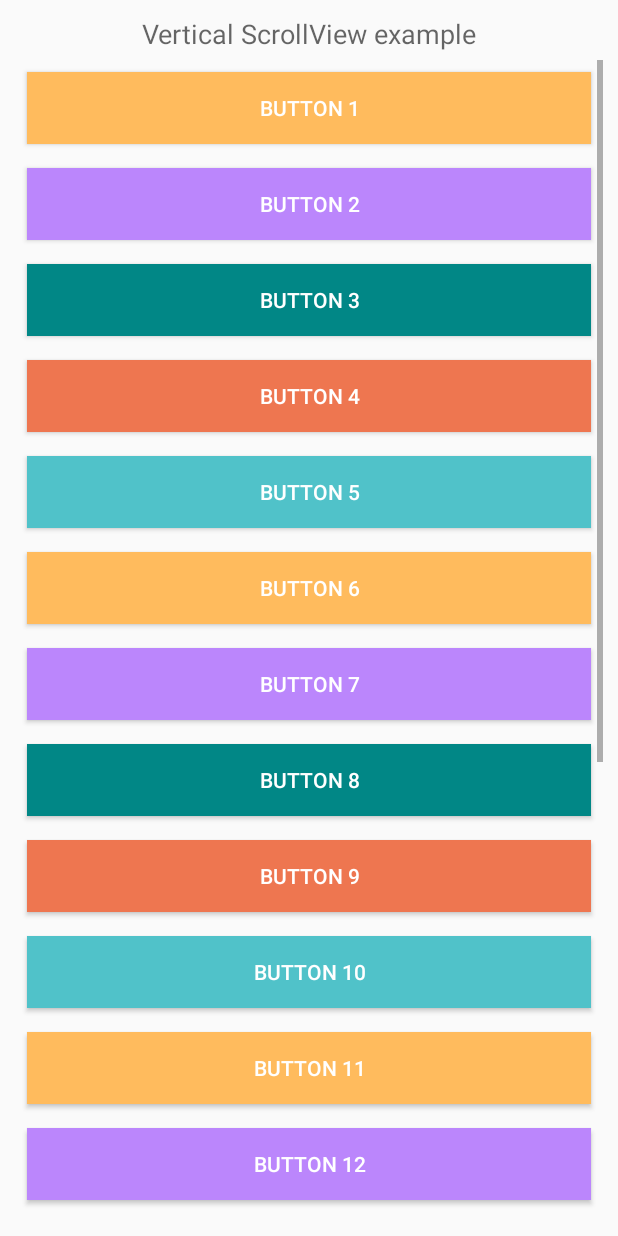
After one commit to sstya48/Android_Point, an Android app: the layout fragment_scroll__demo_.xml on its own in the app's theme, with its tools: preview values and no code run, on a phone screen of 412 x 824 dp. The commit adds this screen. Run offline under Robolectric (Android 15) with nearby library versions, the phone set to English and light mode, and no system bars.

Commit message:
ScrollView Demo Code on Button Done

```diff
--- a/app/src/main/java/com/example/androidpoint/Fragment/B_card_10_Fragment.java
+++ b/app/src/main/java/com/example/androidpoint/Fragment/B_card_10_Fragment.java
@@ -19,7 +19,7 @@ public class B_card_10_Fragment extends Fragment {
 
     TextView scroll_java,scroll_xml;
 
-    AppCompatImageView Btn_arrow;
+    AppCompatImageView Btn_arrow,scroll_demo;
 
 
 
@@ -33,6 +33,8 @@ public class B_card_10_Fragment extends Fragment {
         scroll_java=view.findViewById(R.id.scroll_java);
         scroll_xml=view.findViewById(R.id.scroll_xml);
 
+        scroll_demo=view.findViewById(R.id.scroll_demo);
+
         Btn_arrow=view.findViewById(R.id.Btn_arrow);
 
         Btn_arrow.setOnClickListener(new View.OnClickListener() {
@@ -43,6 +45,19 @@ public class B_card_10_Fragment extends Fragment {
                         .replace(R.id.frame_container, basic, "Back Button Basic")
                         .addToBackStack(null)
                         .commit();
+            }
+        });
+
+        scroll_demo.setOnClickListener(new View.OnClickListener() {
+            @Override
+            public void onClick(View view) {
+
+                Scroll_Demo_Fragment scroll_demo= new Scroll_Demo_Fragment();
+                getActivity().getSupportFragmentManager().beginTransaction()
+                        .replace(R.id.frame_container, scroll_demo, "SCROLL DEMO")
+                        .addToBackStack(null)
+                        .commit();
+
             }
         });
 
--- /dev/null
+++ b/app/src/main/java/com/example/androidpoint/Fragment/Scroll_Demo_Fragment.java
@@ -0,0 +1,40 @@
+package com.example.androidpoint.Fragment;
+
+import android.os.Bundle;
+
+import androidx.fragment.app.Fragment;
+
+import android.view.LayoutInflater;
+import android.view.View;
+import android.view.ViewGroup;
+
+import com.example.androidpoint.R;
+
+
+public class Scroll_Demo_Fragment extends Fragment {
+
+    public Scroll_Demo_Fragment() {
+        // Required empty public constructor
+    }
+   public static Scroll_Demo_Fragment newInstance() {
+        Scroll_Demo_Fragment fragment = new Scroll_Demo_Fragment();
+        Bundle args = new Bundle();
+        fragment.setArguments(args);
+        return fragment;
+    }
+
+    @Override
+    public void onCreate(Bundle savedInstanceState) {
+        super.onCreate(savedInstanceState);
+
+    }
+
+    @Override
+    public View onCreateView(LayoutInflater inflater, ViewGroup container,
+                             Bundle savedInstanceState) {
+        // Inflate the layout for this fragment
+        View view= inflater.inflate(R.layout.fragment_scroll__demo_, container, false);
+
+        return view;
+    }
+}
--- a/app/src/main/res/layout/fragment_b_card_10_.xml
+++ b/app/src/main/res/layout/fragment_b_card_10_.xml
@@ -126,7 +126,7 @@
 
 
             <androidx.appcompat.widget.AppCompatImageView
-                android:id="@+id/movableSOS"
+                android:id="@+id/scroll_demo"
                 app:srcCompat="@drawable/codepart"
                 android:layout_width="60dp"
                 android:layout_height="60dp"
--- /dev/null
+++ b/app/src/main/res/layout/fragment_scroll__demo_.xml
@@ -0,0 +1,181 @@
+<?xml version="1.0" encoding="utf-8"?>
+<FrameLayout xmlns:android="http://schemas.android.com/apk/res/android"
+    xmlns:tools="http://schemas.android.com/tools"
+    android:layout_width="match_parent"
+    android:layout_height="match_parent"
+    android:padding="10dp"
+    tools:context=".Fragment.Scroll_Demo_Fragment">
+
+
+    <TextView
+        android:layout_width="wrap_content"
+        android:layout_height="wrap_content"
+        android:textAppearance="?android:attr/textAppearanceMedium"
+        android:text="Vertical ScrollView example"
+        android:id="@+id/textView"
+        android:layout_gravity="center_horizontal"
+        android:layout_centerHorizontal="true"
+        android:layout_alignParentTop="true" />
+
+
+    <ScrollView android:layout_marginTop="30dp"
+        android:layout_width="match_parent"
+        android:layout_height="wrap_content"
+        android:id="@+id/scrollView">
+
+
+        <LinearLayout
+            android:layout_width="match_parent"
+            android:layout_height="match_parent"
+            android:orientation="vertical" >
+
+            <Button
+                android:layout_width="match_parent"
+                android:layout_height="wrap_content"
+                android:text="Button 1"
+                android:background="@color/mango"
+                android:layout_margin="8dp"
+                android:textColor="@color/white"
+                />
+            <Button
+                android:layout_width="match_parent"
+                android:layout_height="wrap_content"
+                android:text="Button 2"
+                android:background="@color/purple_200"
+                android:layout_margin="8dp"
+                android:textColor="@color/white"
+                />
+            <Button
+                android:layout_width="match_parent"
+                android:layout_height="wrap_content"
+                android:text="Button 3"
+                android:background="@color/teal_700"
+                android:layout_margin="8dp"
+                android:textColor="@color/white"/>
+            <Button
+                android:layout_width="match_parent"
+                android:layout_height="wrap_content"
+                android:text="Button 4"
+                android:background="@color/lightpeach"
+                android:layout_margin="8dp"
+                android:textColor="@color/white"/>
+            <Button
+                android:layout_width="match_parent"
+                android:layout_height="wrap_content"
+                android:text="Button 5"
+                android:background="@color/active"
+                android:layout_margin="8dp"
+                android:textColor="@color/white"/>
+            <Button
+                android:layout_width="match_parent"
+                android:layout_height="wrap_content"
+                android:text="Button 6"
+                android:background="@color/mango"
+                android:layout_margin="8dp"
+                android:textColor="@color/white"
+                />
+            <Button
+                android:layout_width="match_parent"
+                android:layout_height="wrap_content"
+                android:text="Button 7"
+                android:background="@color/purple_200"
+                android:layout_margin="8dp"
+                android:textColor="@color/white"/>
+            <Button
+                android:layout_width="match_parent"
+                android:layout_height="wrap_content"
+                android:text="Button 8"
+                android:background="@color/teal_700"
+                android:layout_margin="8dp"
+                android:textColor="@color/white"/>
+            <Button
+                android:layout_width="match_parent"
+                android:layout_height="wrap_content"
+                android:text="Button 9"
+                android:background="@color/lightpeach"
+                android:layout_margin="8dp"
+                android:textColor="@color/white"/>
+            <Button
+                android:layout_width="match_parent"
+                android:layout_height="wrap_content"
+                android:text="Button 10"
+                android:background="@color/active"
+                android:layout_margin="8dp"
+                android:textColor="@color/white"/>
+            <Button
+                android:layout_width="match_parent"
+                android:layout_height="wrap_content"
+                android:text="Button 11"
+                android:background="@color/mango"
+                android:layout_margin="8dp"
+                android:textColor="@color/white"/>
+            <Button
+                android:layout_width="match_parent"
+                android:layout_height="wrap_content"
+                android:text="Button 12"
+                android:background="@color/purple_200"
+                android:layout_margin="8dp"
+                android:textColor="@color/white"/>
+            <Button
+                android:layout_width="match_parent"
+                android:layout_height="wrap_content"
+                android:text="Button 13"
+                android:background="@color/teal_700"
+                android:layout_margin="8dp"
+                android:textColor="@color/white"/>
+            <Button
+                android:layout_width="fill_parent"
+                android:layout_height="wrap_content"
+                android:text="Button 14"
+                android:background="@color/lightpeach"
+                android:layout_margin="8dp"
+                android:textColor="@color/white"/>
+            <Button
+                android:layout_width="fill_parent"
+                android:layout_height="wrap_content"
+                android:text="Button 15"
+                android:background="@color/active"
+                android:layout_margin="8dp"
+                android:textColor="@color/white"/>
+            <Button
+                android:layout_width="fill_parent"
+                android:layout_height="wrap_content"
+                android:text="Button 16"
+                android:background="@color/mango"
+                android:layout_margin="8dp"
+                android:textColor="@color/white"/>
+            <Button
+                android:layout_width="match_parent"
+                android:layout_height="wrap_content"
+                android:text="Button 17"
+                android:background="@color/purple_200"
+                android:layout_margin="8dp"
+                android:textColor="@color/white"/>
+            <Button
+                android:layout_width="match_parent"
+                android:layout_height="wrap_content"
+                android:text="Button 18"
+                android:background="@color/teal_700"
+                android:layout_margin="8dp"
+                android:textColor="@color/white"/>
+
+            <Button
+                android:layout_width="match_parent"
+                android:layout_height="wrap_content"
+                android:text="Button 19"
+                android:background="@color/lightpeach"
+                android:layout_margin="8dp"
+                android:textColor="@color/white"/>
+            <Button
+                android:layout_width="match_parent"
+                android:layout_height="wrap_content"
+                android:text="Button 20"
+                android:background="@color/active"
+                android:layout_margin="8dp"
+                android:textColor="@color/white"/>
+
+        </LinearLayout>
+
+    </ScrollView>
+
+</FrameLayout>
--- a/app/src/main/res/values-night/themes.xml
+++ b/app/src/main/res/values-night/themes.xml
@@ -1,6 +1,6 @@
 <resources xmlns:tools="http://schemas.android.com/tools">
     <!-- Base application theme. -->
-    <style name="Theme.AndroidPoint" parent="Theme.MaterialComponents.DayNight.NoActionBar">
+    <style name="Theme.AndroidPoint" parent="Theme.AppCompat.DayNight.NoActionBar">
         <!-- Primary brand color. -->
         <item name="colorPrimary">@color/purple_200</item>
         <item name="colorPrimaryVariant">#BADAFB</item>
--- a/app/src/main/res/values/themes.xml
+++ b/app/src/main/res/values/themes.xml
@@ -1,6 +1,6 @@
 <resources xmlns:tools="http://schemas.android.com/tools">
     <!-- Base application theme. -->
-    <style name="Theme.AndroidPoint" parent="Theme.MaterialComponents.Light.NoActionBar">
+    <style name="Theme.AndroidPoint" parent="Theme.AppCompat.Light.NoActionBar">
         <!-- Primary brand color. -->
         <item name="colorPrimary">@color/purple_500</item>
         <item name="colorPrimaryVariant">#BADAFB</item>
```
